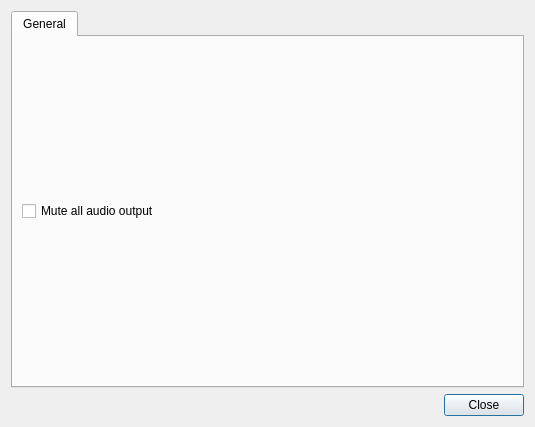
Old version of the form src/ui/QGCSettingsWidget.ui in the repository mavlink/qgroundcontrol.
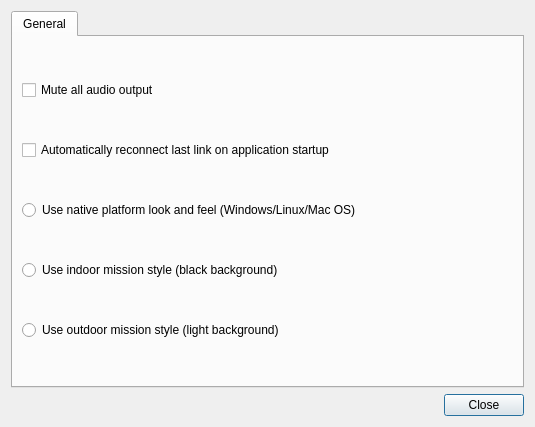
New version of the form. Icons and pictures are not drawn.

Commit message: Added style to preferences menu, added option to auto-reconnect link on startup

Patch:
```diff
--- a/src/ui/QGCSettingsWidget.ui
+++ b/src/ui/QGCSettingsWidget.ui
@@ -35,6 +35,41 @@
          </property>
         </widget>
        </item>
+       <item row="1" column="0">
+        <widget class="QCheckBox" name="reconnectCheckBox">
+         <property name="text">
+          <string>Automatically reconnect last link on application startup</string>
+         </property>
+         <property name="icon">
+          <iconset resource="../../mavground.qrc">
+           <normaloff>:/images/devices/network-wireless.svg</normaloff>:/images/devices/network-wireless.svg</iconset>
+         </property>
+        </widget>
+       </item>
+       <item row="2" column="0">
+        <widget class="QRadioButton" name="nativeStyle">
+         <property name="text">
+          <string>Use native platform look and feel (Windows/Linux/Mac OS)</string>
+         </property>
+         <property name="autoExclusive">
+          <bool>true</bool>
+         </property>
+        </widget>
+       </item>
+       <item row="3" column="0">
+        <widget class="QRadioButton" name="indoorStyle">
+         <property name="text">
+          <string>Use indoor mission style (black background)</string>
+         </property>
+        </widget>
+       </item>
+       <item row="4" column="0">
+        <widget class="QRadioButton" name="outdoorStyle">
+         <property name="text">
+          <string>Use outdoor mission style (light background)</string>
+         </property>
+        </widget>
+       </item>
       </layout>
      </widget>
     </widget>
```
The commit also changes 10 other files.
